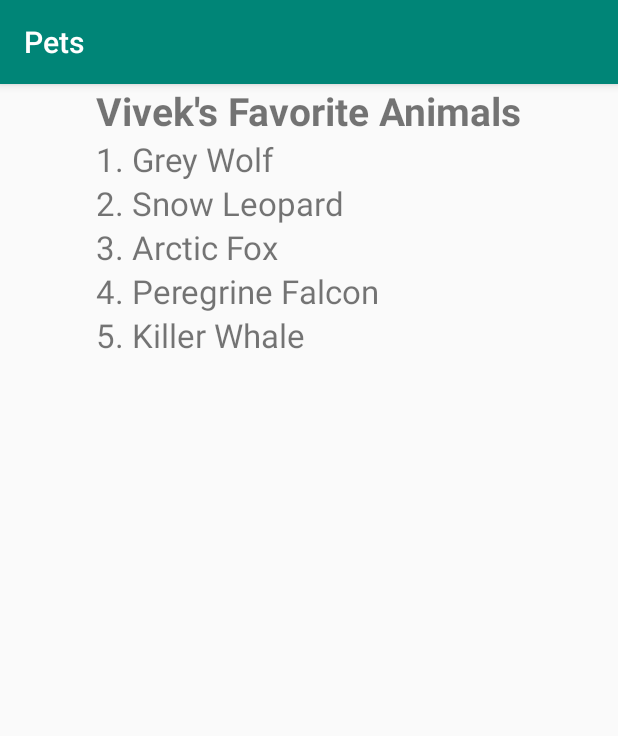
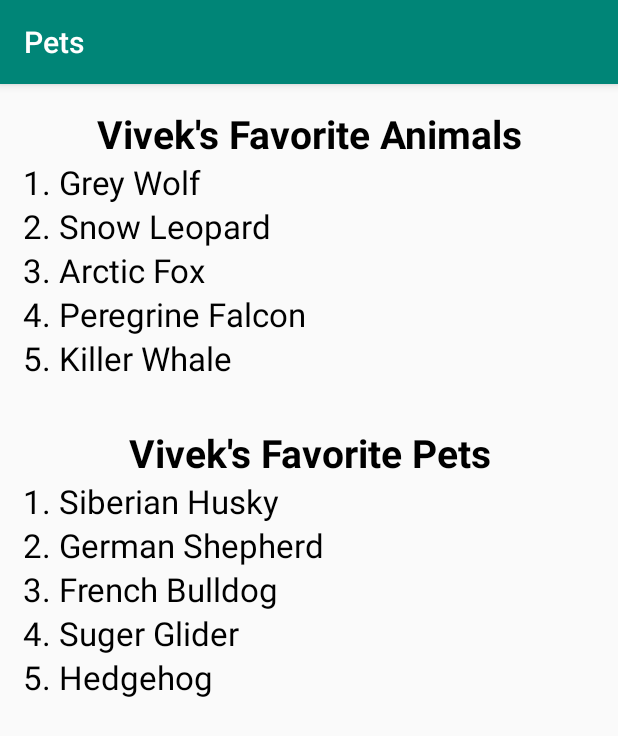
Before and after one commit to VivekV95/Pets, an Android app: the screen it shows after launch (MainActivity), on a phone screen of 412 x 824 dp. Shown: the top 736 px of the screen. Run offline under Robolectric (Android 15) with nearby library versions, the phone set to English and light mode, and no system bars.

Commit message:
added new list of favorite pets

```diff
--- a/app/src/main/res/layout/activity_main.xml
+++ b/app/src/main/res/layout/activity_main.xml
@@ -7,10 +7,11 @@
     tools:context=".MainActivity">
 
     <LinearLayout
-        android:layout_width="wrap_content"
+        android:id="@+id/fav_animals_layout"
+        android:layout_width="fill_parent"
         android:layout_height="wrap_content"
         android:orientation="vertical"
-        android:text="Hello World!"
+        android:padding="15dp"
         app:layout_constraintBottom_toBottomOf="parent"
         app:layout_constraintHorizontal_bias="0.496"
         app:layout_constraintLeft_toLeftOf="parent"
@@ -26,6 +27,7 @@
             android:text="Vivek's Favorite Animals"
             android:textSize="26sp"
             android:textStyle="bold"
+            android:textColor="@android:color/black"
             />
 
         <TextView
@@ -33,6 +35,7 @@
             android:layout_height="wrap_content"
             android:text="1. Grey Wolf"
             android:textSize="22sp"
+            android:textColor="@android:color/black"
             />
 
         <TextView
@@ -40,6 +43,7 @@
             android:layout_height="wrap_content"
             android:text="2. Snow Leopard"
             android:textSize="22sp"
+            android:textColor="@android:color/black"
             />
 
         <TextView
@@ -47,6 +51,7 @@
             android:layout_height="wrap_content"
             android:text="3. Arctic Fox"
             android:textSize="22sp"
+            android:textColor="@android:color/black"
             />
 
         <TextView
@@ -54,6 +59,7 @@
             android:layout_height="wrap_content"
             android:text="4. Peregrine Falcon"
             android:textSize="22sp"
+            android:textColor="@android:color/black"
             />
 
         <TextView
@@ -61,8 +67,72 @@
             android:layout_height="wrap_content"
             android:text="5. Killer Whale"
             android:textSize="22sp"
+            android:textColor="@android:color/black"
+            />
+    </LinearLayout>
+
+    <LinearLayout
+        android:layout_width="fill_parent"
+        android:layout_height="wrap_content"
+        android:orientation="vertical"
+        android:padding="15dp"
+        app:layout_constraintBottom_toBottomOf="parent"
+        app:layout_constraintHorizontal_bias="0.496"
+        app:layout_constraintLeft_toLeftOf="parent"
+        app:layout_constraintRight_toRightOf="parent"
+        app:layout_constraintTop_toBottomOf="@+id/fav_animals_layout"
+        app:layout_constraintVertical_bias="0.0">
+
+        <TextView
+            android:id="@+id/fav_pets_title"
+            android:layout_width="fill_parent"
+            android:layout_height="wrap_content"
+            android:gravity="center"
+            android:text="Vivek's Favorite Pets"
+            android:textSize="26sp"
+            android:textStyle="bold"
+            android:textColor="@android:color/black"
             />
 
+        <TextView
+            android:layout_width="fill_parent"
+            android:layout_height="wrap_content"
+            android:text="1. Siberian Husky"
+            android:textSize="22sp"
+            android:textColor="@android:color/black"
+            />
+
+        <TextView
+            android:layout_width="fill_parent"
+            android:layout_height="wrap_content"
+            android:text="2. German Shepherd"
+            android:textSize="22sp"
+            android:textColor="@android:color/black"
+            />
+
+        <TextView
+            android:layout_width="fill_parent"
+            android:layout_height="wrap_content"
+            android:text="3. French Bulldog"
+            android:textSize="22sp"
+            android:textColor="@android:color/black"
+            />
+
+        <TextView
+            android:layout_width="fill_parent"
+            android:layout_height="wrap_content"
+            android:text="4. Suger Glider"
+            android:textSize="22sp"
+            android:textColor="@android:color/black"
+            />
+
+        <TextView
+            android:layout_width="fill_parent"
+            android:layout_height="wrap_content"
+            android:text="5. Hedgehog"
+            android:textSize="22sp"
+            android:textColor="@android:color/black"
+            />
     </LinearLayout>
 
 </android.support.constraint.ConstraintLayout>
```
